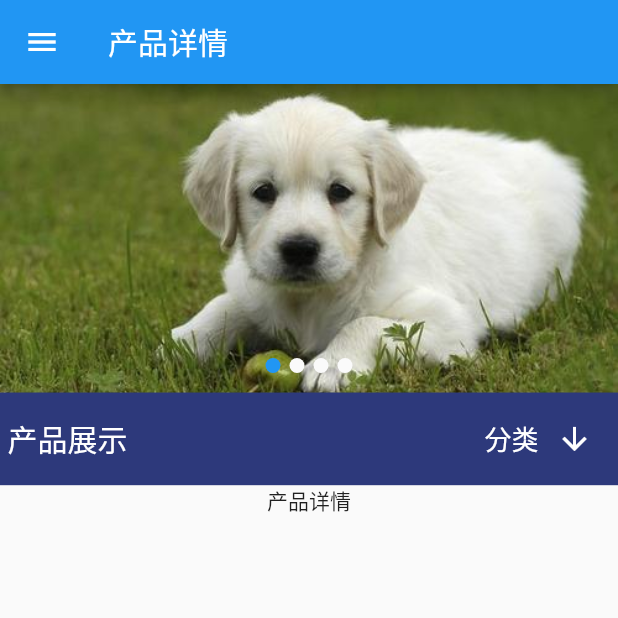
After one commit to waltkong/flutter_walt_enterprise, a Flutter app: the screen it shows after launch, after a tap on "产品名称1", on a phone screen of 412 x 824 dp, the top half of it. The commit adds this screen. Run offline on Flutter 3.47's test engine with Material 2 defaults, Android fonts, the phone set to English and light mode, and no system bars; our stand-ins replace flutter_screenutil, flutter_swiper.

Commit message:
详情页面 以及路由跳转

```diff
--- a/flutter_walt_enterprise/lib/pages/index_page.dart
+++ b/flutter_walt_enterprise/lib/pages/index_page.dart
@@ -8,6 +8,9 @@ import 'package:flutter_walt_enterprise/components/my_separator.dart';
 import 'package:flutter_walt_enterprise/datas/product_data.dart';
 import 'package:flutter_walt_enterprise/datas/news_data.dart';
 import 'package:flutter_walt_enterprise/datas/about_us_data.dart';
+
+import 'package:flutter_walt_enterprise/pages/news_detail_page.dart';
+import 'package:flutter_walt_enterprise/pages/product_detail_page.dart';
 
 class IndexPageHome extends StatelessWidget {
   @override
@@ -186,7 +189,15 @@ class _IndexPageState extends State<IndexPage> {
   }
 
   Widget _newsItem(Map item){
-    return Container(
+    return InkWell(
+      onTap: (){
+
+        Navigator.of(context).push(new MaterialPageRoute(builder: (_) {
+          return new NewsDetailPage(id: item['id']);
+        }));
+
+      },
+      child: Container(
         width: ScreenUtil().setWidth(750),
         height: ScreenUtil().setHeight(200),
         padding: EdgeInsets.all(10),
@@ -235,6 +246,7 @@ class _IndexPageState extends State<IndexPage> {
 
           ],
         ),
+      ),
     );
   }
 
@@ -246,7 +258,15 @@ class _IndexPageState extends State<IndexPage> {
   }
 
   Widget _productItem(Map item){
-    return Container(
+    return InkWell(
+      onTap: (){
+
+        Navigator.of(context).push(new MaterialPageRoute(builder: (_) {
+          return new ProductDetailPage(id: item['id']);
+        }));
+
+      },
+      child: Container(
         width: ScreenUtil().setWidth(370),
         height: ScreenUtil().setHeight(340),
         decoration: BoxDecoration(
@@ -276,6 +296,7 @@ class _IndexPageState extends State<IndexPage> {
               ),
             ),
           ],
+        ),
       ),
     );
 
--- a/flutter_walt_enterprise/lib/pages/leave_message_page.dart
+++ b/flutter_walt_enterprise/lib/pages/leave_message_page.dart
@@ -136,7 +136,7 @@ class _LeaveMessagePageState extends State<LeaveMessagePage> {
         controller: _controller,
         decoration: new InputDecoration(
           labelText: _getLabelName(str),
-
+          border: OutlineInputBorder(),
         ),
         autofocus: false,
         maxLines: str=='msg'? 3:1,
--- /dev/null
+++ b/flutter_walt_enterprise/lib/pages/product_detail_page.dart
@@ -0,0 +1,68 @@
+import 'package:flutter/material.dart';
+import 'package:flutter_walt_enterprise/components/category_memu_component.dart';
+import 'package:flutter_walt_enterprise/components/drawer_component.dart';
+import 'package:flutter_screenutil/flutter_screenutil.dart';
+import 'package:flutter_walt_enterprise/components/banner_component.dart';
+import 'package:flutter_walt_enterprise/components/my_separator.dart';
+
+import 'package:flutter_walt_enterprise/datas/product_data.dart';
+import 'package:flutter_walt_enterprise/datas/news_data.dart';
+import 'package:flutter_walt_enterprise/datas/about_us_data.dart';
+
+
+class ProductDetailPage extends StatelessWidget {
+
+  final String id;
+
+  ProductDetailPage({
+    this.id
+});
+
+  @override
+  Widget build(BuildContext context) {
+
+    ScreenUtil.instance = ScreenUtil(width: 750, height: 1334)..init(context); //iphone6 必须build里写
+
+    return Container(
+      child: Scaffold(
+
+        appBar: AppBar(
+          title: Text('产品详情'),
+        ),
+
+        drawer: Drawer(
+          child: DrawerComponent(),
+        ),
+
+        body: Container(
+          child: ListView(
+            children: <Widget>[
+
+              Container(
+                child: BannerComponent(),
+              ),
+
+              Container(
+                child: CategoryMenuComponent(
+                  categoryRow: {'name':'产品展示'},
+                  subCategoryList: [{'name':'子分类1'},{'name':'子分类2'}],
+                  showOrHide: 'hide',
+                ),
+              ),
+
+
+              Container(
+                child: Center(
+                  child: Text('产品详情'),
+                ),
+              ),
+
+            ],
+          ),
+        ),
+      ),
+    );
+  }
+
+
+}
```
Also changed, not shown: flutter_walt_enterprise/lib/pages/news_detail_page.dart (added, +69 -0 lines), flutter_walt_enterprise/lib/pages/news_list_page.dart (+12 -2 lines), flutter_walt_enterprise/lib/pages/product_list_page.dart (+10 -1 lines). Lines whose indentation alone changed are shown as unchanged.
